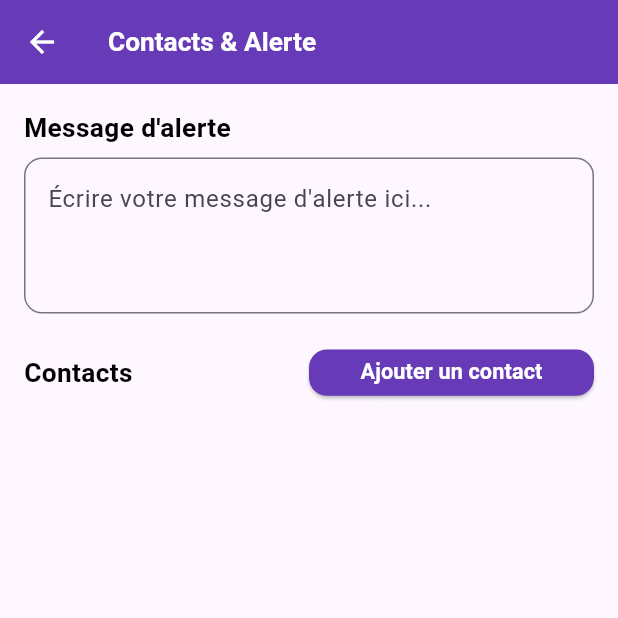
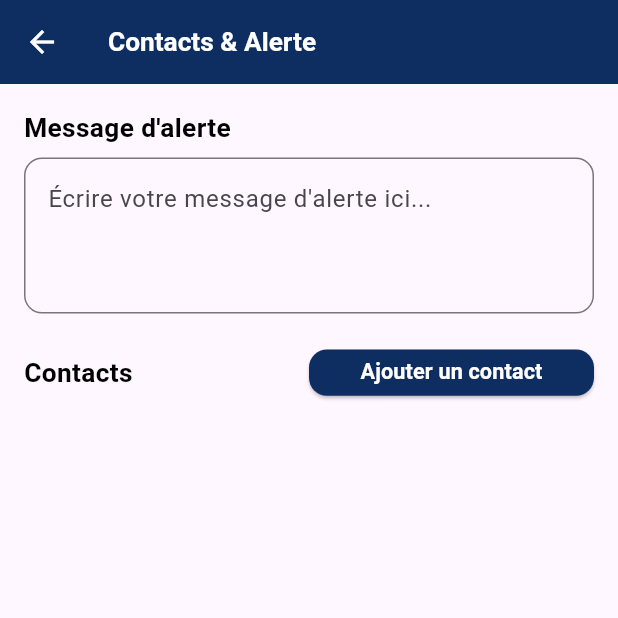
Before and after one commit to ItsmePatrice/Discreta, a Flutter app: the ContactsPage screen opened directly, on a phone screen of 412 x 824 dp, the top half of it. Run offline on Flutter 3.47's test engine with Material 3 defaults, Android fonts, the phone set to English and light mode, and no system bars; our stand-ins replace connectivity_plus, firebase_auth, firebase_core, flutter_screenutil, google_sign_in, logger and 1 more; accounts and stored records are empty.

Commit message:
Temporary color switch

```diff
--- a/discreta/lib/app/src/1_Front_end/Assets/colors.dart
+++ b/discreta/lib/app/src/1_Front_end/Assets/colors.dart
@@ -1,7 +1,7 @@
 import 'package:flutter/material.dart';
 
 class AppColors {
-  static const Color primaryColor = Colors.deepPurple; // Color(0xFF0E2E61);
+  static const Color primaryColor = /*Colors.deepPurple;*/ Color(0xFF0E2E61);
   static const Color greyShade = Color.fromRGBO(224, 224, 224, 1);
   static const Color greyText = Color.fromARGB(255, 162, 162, 162);
   static const Color red = Color.fromARGB(255, 147, 10, 0);
```
